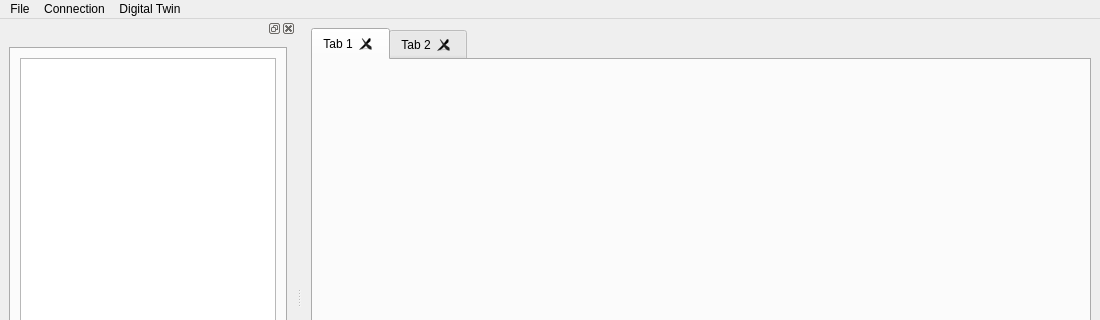
Protestator-Research/StructuraSystems, file stucturasystems/ui/MainWindow.ui: the form before one commit; both pictures show x 0 to 1100 and y 0 to 320 of the 1100 by 597 pixel window.
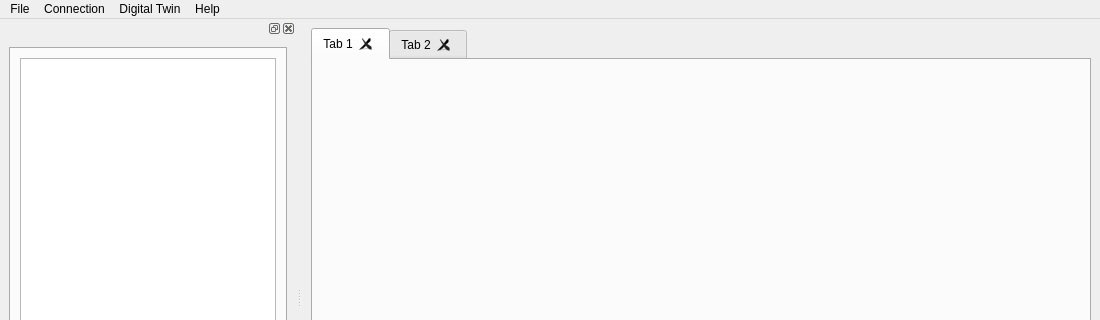
The form after the commit.

The edit to the form file:
```diff
--- a/stucturasystems/ui/MainWindow.ui
+++ b/stucturasystems/ui/MainWindow.ui
@@ -84,9 +84,16 @@
     <addaction name="separator"/>
     <addaction name="actionDelete_Digital_Twin"/>
    </widget>
+   <widget class="QMenu" name="menuHelp">
+    <property name="title">
+     <string>Help</string>
+    </property>
+    <addaction name="actionOnline_Help"/>
+   </widget>
    <addaction name="menuFile"/>
    <addaction name="menuConnection"/>
    <addaction name="menuDigital_Twin"/>
+   <addaction name="menuHelp"/>
   </widget>
   <widget class="QStatusBar" name="statusbar"/>
   <widget class="QDockWidget" name="dockWidget">
```
Left out of the diff: 23 changed lines with no effect on the pictures.
